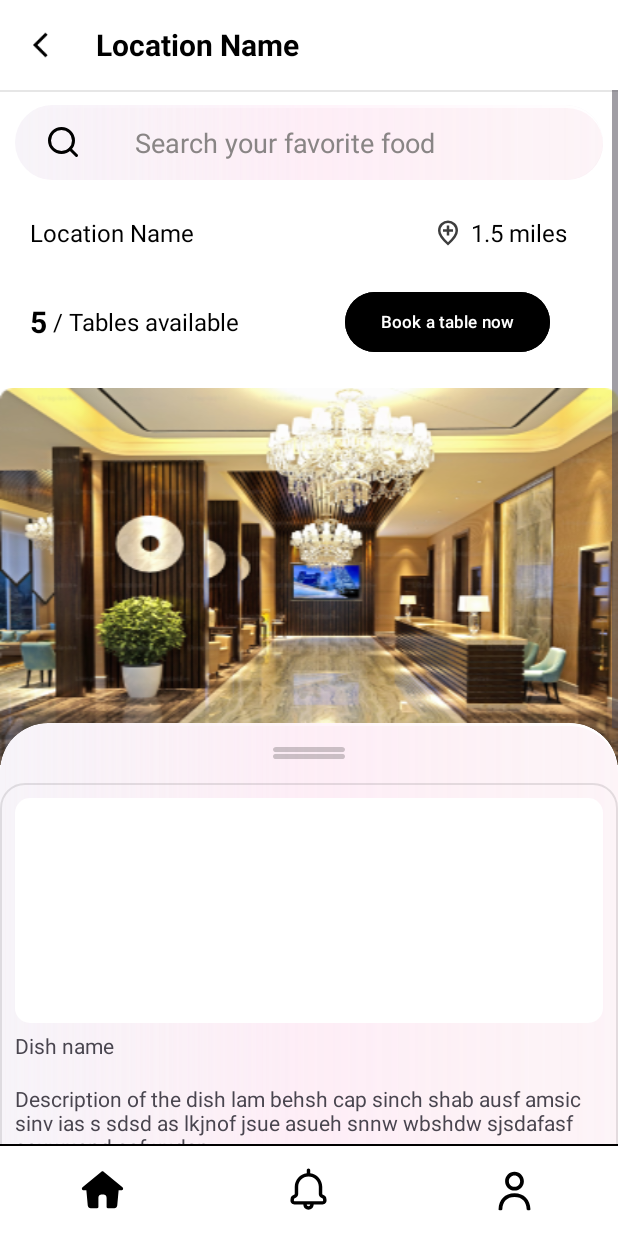
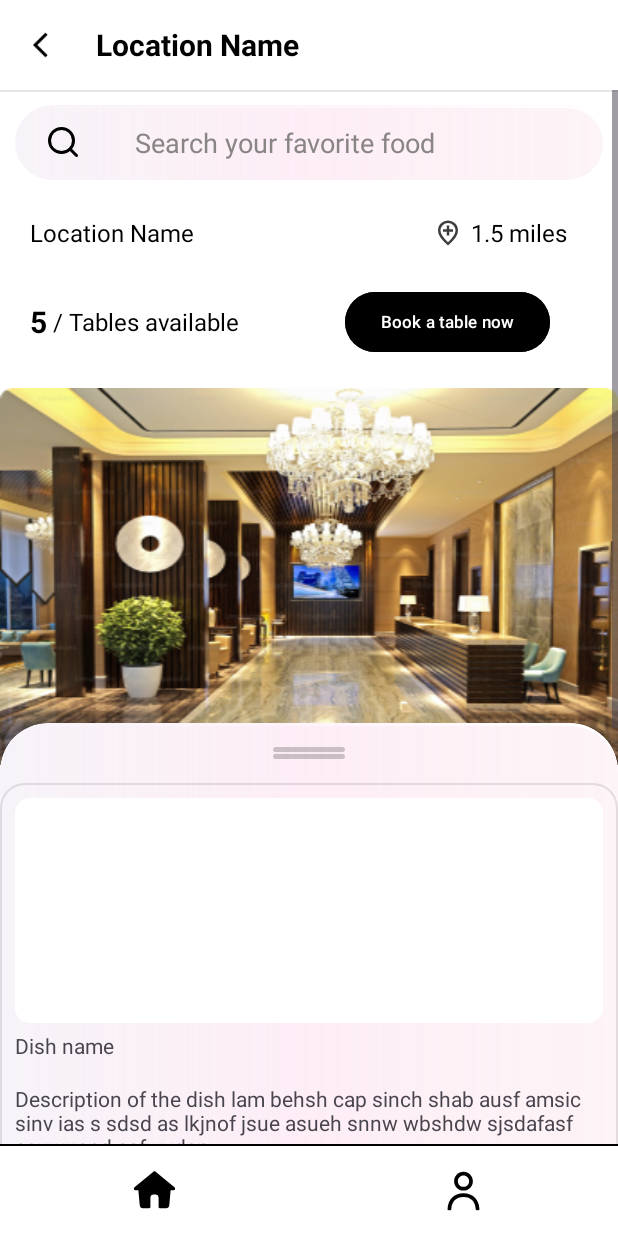
Before and after one commit to mzst-26/Don-tJustEat, an Android app: the customer_booking screen opened directly, with no data from a screen before it, after a tap on "Select", on a phone screen of 412 x 824 dp. Run offline under Robolectric (Android 15) with nearby library versions, the phone set to English and light mode, and no system bars.

Commit message:
Add dynamic bottom menu navigation for customer screens
Introduced a reusable handleMenuNavigation method in Modules to manage bottom menu visibility and navigation across customer_booking, customer_location_detail, and booking_confirmation activities. Updated customer_menu.xml to separate icon containers and buttons, and removed redundant menu include from customer_booking.xml. This improves menu consistency and navigation logic across customer-facing screens.

```diff
--- a/app/src/main/java/com/example/dontjusteat/Modules.java
+++ b/app/src/main/java/com/example/dontjusteat/Modules.java
@@ -1,6 +1,11 @@
 package com.example.dontjusteat;
 
 import android.app.Activity;
+import android.content.Intent;
+import android.content.res.ColorStateList;
+import android.graphics.Color;
+import android.graphics.drawable.Drawable;
+import android.util.Log;
 import android.view.View;
 import android.view.ViewGroup;
 import android.view.Window;
@@ -42,4 +47,71 @@ public class Modules {
         ViewCompat.requestApplyInsets(root);
     }
 
+    public static void handleMenuNavigation(Activity activity) {
+
+        String activityName = activity.getClass().getSimpleName();
+    //        Log.d("ACTIVITY_CHECK", "Current Activity: " + activityName); I use this for debugging
+
+        //get all containers for the menu icon buttons
+        View menuHome = activity.findViewById(R.id.navigate_to_booking);
+        View notifications = activity.findViewById(R.id.notification);
+        View profile = activity.findViewById(R.id.navigate_to_customer_profile);
+
+        //get the buttons themselves
+        View menuHomeButton = activity.findViewById(R.id.navigate_to_booking_button);
+        View notificationsButton = activity.findViewById(R.id.navigate_to_notification_button);
+        View profileButton = activity.findViewById(R.id.navigate_to_customer_profile_button);
+
+        //Safety check so it doesn't crash if a layout doesn't have the menu
+        if (menuHome == null || notifications == null || profile == null) {
+            Log.e("ACTIVITY_CHECK_ERROR", "This activity was not found : " + activityName);
+            return;
+        }
+
+        // show all by default
+        menuHome.setVisibility(View.VISIBLE);
+        notifications.setVisibility(View.VISIBLE);
+        profile.setVisibility(View.VISIBLE);
+
+        // hide the icon for the current screen
+        switch (activityName) {
+            case "customer_booking":
+                menuHome.setVisibility(View.GONE);
+                break;
+
+            case "customer_location_detail":
+                notifications.setVisibility(View.GONE);
+                break;
+
+        }
+
+        // Set the navigation of the buttons
+
+        menuHomeButton.setOnClickListener(v -> {
+            if (!activityName.equals("customer_booking")) {
+                //create an Intent to start the new activity, this is used to navigate
+                Intent intent = new Intent(activity, customer_booking.class);
+                activity.startActivity(intent);
+            }
+        });
+
+        notificationsButton.setOnClickListener(v -> {
+            if (!activityName.equals("customer_location_detail")) {
+                //create an Intent to start the new activity, this is used to navigate
+                Intent intent = new Intent(activity, customer_location_detail.class);
+                activity.startActivity(intent);
+            }
+        });
+
+        profileButton.setOnClickListener(v -> {
+            if (!activityName.equals("customer_profile")) {
+                //create an Intent to start the new activity, this is used to navigate
+                Intent intent = new Intent(activity, customer_location_detail.class);
+                activity.startActivity(intent);
+            }
+        });
+    }
+
+
+
 }
--- a/app/src/main/java/com/example/dontjusteat/booking_confirmation.java
+++ b/app/src/main/java/com/example/dontjusteat/booking_confirmation.java
@@ -12,6 +12,9 @@ public class booking_confirmation extends AppCompatActivity {
         setContentView(R.layout.booking_confirmation);
         Modules.applyWindowInsets(this, R.id.rootView);
 
+        // Handle menu navigation
+        Modules.handleMenuNavigation(this);
+
     }
 
 
--- a/app/src/main/java/com/example/dontjusteat/customer_booking.java
+++ b/app/src/main/java/com/example/dontjusteat/customer_booking.java
@@ -82,6 +82,9 @@ public class customer_booking extends AppCompatActivity {
         });
         // Apply window insets
         Modules.applyWindowInsets(this, R.id.rootView);
+
+        // Handle menu navigation
+        Modules.handleMenuNavigation(this);
     }
 
     // Helper method: convert dp to pixels
--- a/app/src/main/java/com/example/dontjusteat/customer_location_detail.java
+++ b/app/src/main/java/com/example/dontjusteat/customer_location_detail.java
@@ -88,6 +88,9 @@ public class customer_location_detail extends AppCompatActivity {
         // Apply window insets
         Modules.applyWindowInsets(this, R.id.rootView);
 
+        // Handle menu navigation
+        Modules.handleMenuNavigation(this);
+
     }
 
     // Helper method: convert dp to pixels
--- a/app/src/main/res/layout/customer_menu.xml
+++ b/app/src/main/res/layout/customer_menu.xml
@@ -23,7 +23,6 @@
                 android:layout_height="60dp"
                 android:orientation="horizontal"
                 android:gravity="center_vertical"
-                android:weightSum="3"
                 android:background="@color/white"
                 >
                 <!--home icon container -->
@@ -32,10 +31,11 @@
                     android:layout_height="wrap_content"
                     android:layout_weight="1"
                     android:gravity="center"
+                    android:id="@+id/navigate_to_booking"
                     >
                     <!--Home icon -->
                     <View
-                    android:id="@+id/navigate_to_booking"
+                    android:id="@+id/navigate_to_booking_button"
                     android:layout_width="30dp"
                     android:layout_height="30dp"
                     android:background="@drawable/home_icon"
@@ -50,6 +50,7 @@
                     android:layout_height="wrap_content"
                     android:layout_weight="1"
                     android:gravity="center"
+                    android:id="@+id/notification"
                     >
                         <!--notification icon -->
                         <View
@@ -69,15 +70,17 @@
                     android:layout_height="wrap_content"
                     android:layout_weight="1"
                     android:gravity="center"
+                    android:id="@+id/navigate_to_customer_profile"
                     >
                         <!--profile icon -->
                         <View
-                            android:id="@+id/navigate_to_customer_profile"
+                            android:id="@+id/navigate_to_customer_profile_button"
                             android:layout_width="30dp"
                             android:layout_height="30dp"
                             android:background="@drawable/profile_fill_icon"
                             android:clickable="true"
-                            android:focusable="true" />
+                            android:focusable="true"
+                            />
 
                 </LinearLayout>
 
```
Also changed, not shown: app/src/main/res/layout/customer_booking.xml (+0 -9 lines).
